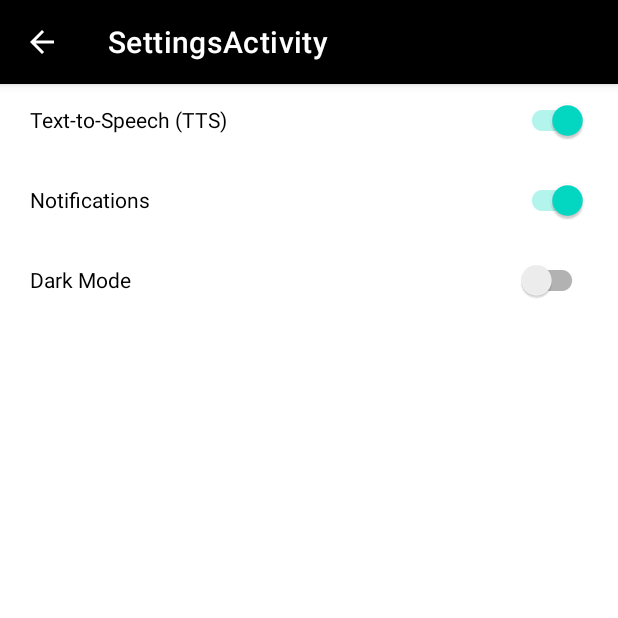
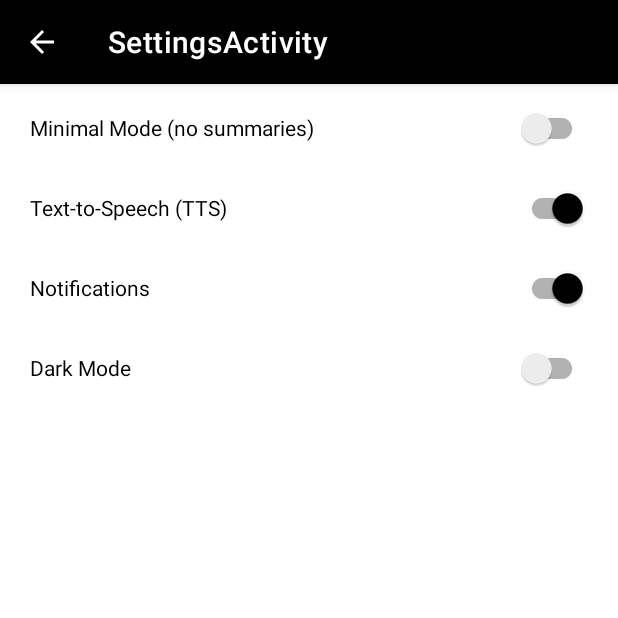
Before and after one commit to Hackthrob-Team/tourapp, an Android app: the screen it shows after launch (SettingsActivity), after a tap on "Settings", on a phone screen of 412 x 824 dp, the top half of it. Run offline under Robolectric (Android 15) with nearby library versions, the phone set to English and light mode, and no system bars.

Commit message:
setting up preferences that persist

```diff
--- a/app/src/main/java/com/hfad/tourapp/MainActivity.java
+++ b/app/src/main/java/com/hfad/tourapp/MainActivity.java
@@ -44,7 +44,7 @@ public class MainActivity extends AppCompatActivity implements OnMapReadyCallbac
         super.onCreate(savedInstanceState);
         setContentView(R.layout.activity_main);
 
-        prefs = getPreferences(Context.MODE_PRIVATE);
+        prefs = getSharedPreferences("com.hfad.tourapp.preferences", Context.MODE_PRIVATE);
         setDefaultPrefs();
 
         // Get the MapView and initialize the instance variable
@@ -133,8 +133,10 @@ public class MainActivity extends AppCompatActivity implements OnMapReadyCallbac
         }
     }
 
+    //Sets the default preferences for the application
     public void setDefaultPrefs() {
         prefEditor = prefs.edit();
+        prefEditor.putBoolean("minimal", false);
         prefEditor.putBoolean("text-to-speech", true);
         prefEditor.putBoolean("notify", true);
         prefEditor.putBoolean("dark-mode", false);
--- a/app/src/main/java/com/hfad/tourapp/SettingsActivity.java
+++ b/app/src/main/java/com/hfad/tourapp/SettingsActivity.java
@@ -5,6 +5,7 @@ import android.content.SharedPreferences;
 import android.os.Bundle;
 import android.util.Log;
 import android.view.MenuItem;
+import android.view.View;
 import android.widget.CompoundButton;
 
 
@@ -15,9 +16,10 @@ import androidx.appcompat.widget.SwitchCompat;
 
 public class SettingsActivity extends AppCompatActivity {
     public static final String TAG = "SettingsActivity";
-    SwitchCompat swTTS;
-    SwitchCompat swNotify;
-    SwitchCompat swDarkMode;
+    SwitchCompat swMinimal; //Will only the location be announced or a summary from Wikipedia?
+    SwitchCompat swTTS; //Will the service do TTS announcement or just show current city?
+    SwitchCompat swNotify;  //Will notifications to announce when entering city be used?
+    SwitchCompat swDarkMode;    //Will dark mode be enabled?
     SharedPreferences prefs;
     SharedPreferences.Editor prefEditor;
 
@@ -31,12 +33,32 @@ public class SettingsActivity extends AppCompatActivity {
         actionbar.setDisplayHomeAsUpEnabled(true);
 
         //Initializing each of the switches
+        swMinimal = findViewById(R.id.swMinimal);
         swTTS = findViewById(R.id.swTTS);
         swNotify = findViewById(R.id.swNotify);
         swDarkMode = findViewById(R.id.swDarkMode);
-        prefs = this.getPreferences(Context.MODE_PRIVATE);
+        prefs = getSharedPreferences("com.hfad.tourapp.preferences", Context.MODE_PRIVATE);
+
+        if(prefs.getBoolean("minimal", false))
+            swMinimal.setChecked(true);
+        if(prefs.getBoolean("text-to-speech", false))
+            swTTS.setChecked(true);
+        if(prefs.getBoolean("notify", false))
+            swNotify.setChecked(true);
+        if(prefs.getBoolean("dark-mode", false))
+            swDarkMode.setChecked(true);
 
         //Setting up listeners for switches
+
+        swMinimal.setOnCheckedChangeListener(new CompoundButton.OnCheckedChangeListener() {
+            @Override
+            public void onCheckedChanged(CompoundButton buttonView, boolean isChecked) {
+                Log.i(TAG, "swTTS listener");
+                prefEditor = prefs.edit();
+                prefEditor.putBoolean("minimal", isChecked);
+                prefEditor.apply();
+            }
+        });
 
         swTTS.setOnCheckedChangeListener(new CompoundButton.OnCheckedChangeListener() {
             @Override
--- a/app/src/main/res/layout/settings_activity.xml
+++ b/app/src/main/res/layout/settings_activity.xml
@@ -12,7 +12,7 @@
         android:layout_marginStart="20dp"
         android:layout_marginTop="5dp"
         android:layout_marginEnd="20dp"
-        android:checked="true"
+        android:checked="false"
         android:text="Notifications" />
 
     <androidx.appcompat.widget.SwitchCompat
@@ -31,11 +31,26 @@
         android:id="@+id/swTTS"
         android:layout_width="wrap_content"
         android:layout_height="wrap_content"
+        android:layout_below="@+id/swMinimal"
         android:layout_alignParentStart="true"
         android:layout_alignParentEnd="true"
         android:layout_marginStart="20dp"
+        android:layout_marginTop="5dp"
         android:layout_marginEnd="20dp"
-        android:checked="true"
-        android:text="Text-to-Speech (TTS)" />
+        android:checked="false"
+        android:text="Text-to-Speech (TTS)"
+        android:textColorLink="#000000" />
+
+    <androidx.appcompat.widget.SwitchCompat
+        android:id="@+id/swMinimal"
+        android:layout_width="wrap_content"
+        android:layout_height="wrap_content"
+        android:layout_alignParentStart="true"
+        android:layout_alignParentEnd="true"
+        android:layout_marginStart="20dp"
+        android:layout_marginTop="5dp"
+        android:layout_marginEnd="20dp"
+        android:checked="false"
+        android:text="Minimal Mode (no summaries)" />
 
 </RelativeLayout>
--- a/app/src/main/res/values/themes.xml
+++ b/app/src/main/res/values/themes.xml
@@ -6,10 +6,12 @@
         <item name="colorPrimaryVariant">@color/purple_700</item>
         <item name="colorOnPrimary">@color/white</item>
         <!-- Secondary brand color. -->
-        <item name="colorSecondary">@color/teal_200</item>
+        <item name="colorSecondary">@color/black</item>
         <item name="colorSecondaryVariant">@color/teal_700</item>
         <item name="colorOnSecondary">@color/black</item>
         <!-- Status bar color. -->
+
+        <item name="colorAccent">@color/black</item>
         <item name="android:statusBarColor" tools:targetApi="l">?attr/colorPrimaryVariant</item>
         <!-- Customize your theme here. -->
     </style>
```
